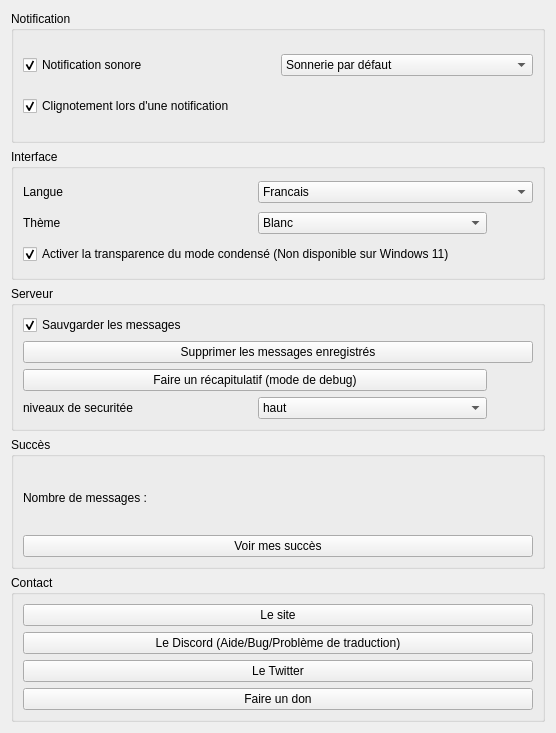
Before: the Qt Designer form serveur/parametre.ui in https-github-com-anantasystem/AnantaSystem, drawn with Qt 5.
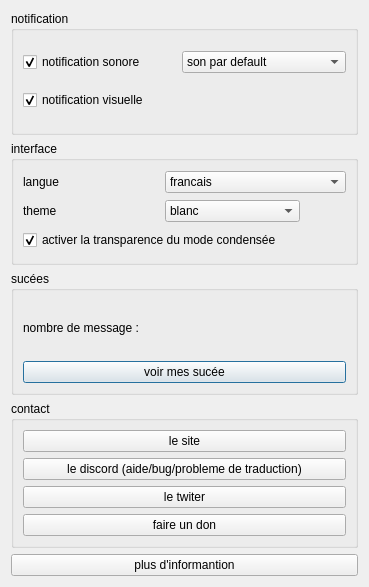
After: the same form once the commit is applied. Icons and pictures are not drawn.

Commit message:
rectification parametre
ajout de mor information.h/.cpp.ui
corexion bug parametre

Patch:
```diff
--- a/serveur/parametre.ui
+++ b/serveur/parametre.ui
@@ -6,8 +6,8 @@
    <rect>
     <x>0</x>
     <y>0</y>
-    <width>556</width>
-    <height>733</height>
+    <width>369</width>
+    <height>587</height>
    </rect>
   </property>
   <property name="windowTitle">
@@ -27,107 +27,90 @@
    <string/>
   </property>
   <layout class="QGridLayout" name="gridLayout">
+   <item row="0" column="0">
+    <widget class="QGroupBox" name="groupBox">
+     <property name="title">
+      <string>notification</string>
+     </property>
+     <layout class="QGridLayout" name="gridLayout_2">
+      <item row="1" column="0">
+       <widget class="QCheckBox" name="checkBox_2">
+        <property name="toolTip">
+         <string>permet de definire lactivation des notification visuelle</string>
+        </property>
+        <property name="whatsThis">
+         <string>permet de definire lactivation des notification visuelle</string>
+        </property>
+        <property name="accessibleDescription">
+         <string>permet de definire lactivation des notification visuelle</string>
+        </property>
+        <property name="text">
+         <string>notification visuelle</string>
+        </property>
+        <property name="checked">
+         <bool>true</bool>
+        </property>
+       </widget>
+      </item>
+      <item row="0" column="0">
+       <widget class="QCheckBox" name="checkBox">
+        <property name="toolTip">
+         <string>permet de definire lactivation des notification sonore</string>
+        </property>
+        <property name="accessibleDescription">
+         <string>permet de definire lactivation des notification sonore</string>
+        </property>
+        <property name="text">
+         <string>notification sonore</string>
+        </property>
+        <property name="checked">
+         <bool>true</bool>
+        </property>
+       </widget>
+      </item>
+      <item row="0" column="1">
+       <widget class="QComboBox" name="comboBox">
+        <item>
+         <property name="text">
+          <string>son par default</string>
+         </property>
+        </item>
+        <item>
+         <property name="text">
+          <string>blup blup</string>
+         </property>
+        </item>
+        <item>
+         <property name="text">
+          <string>selectioner une musique</string>
+         </property>
+        </item>
+       </widget>
+      </item>
+     </layout>
+    </widget>
+   </item>
    <item row="2" column="0">
-    <widget class="QGroupBox" name="groupBox_3">
+    <widget class="QGroupBox" name="groupBox_5">
      <property name="title">
-      <string>Serveur</string>
+      <string>sucées</string>
      </property>
-     <layout class="QGridLayout" name="gridLayout_4">
-      <item row="2" column="2">
-       <widget class="QPushButton" name="pushButton_5">
-        <property name="sizePolicy">
-         <sizepolicy hsizetype="Fixed" vsizetype="Fixed">
-          <horstretch>0</horstretch>
-          <verstretch>0</verstretch>
-         </sizepolicy>
-        </property>
+     <layout class="QGridLayout" name="gridLayout_6">
+      <item row="1" column="0">
+       <widget class="QPushButton" name="pushButton_3">
         <property name="text">
-         <string/>
+         <string>voir mes sucée</string>
         </property>
         <property name="icon">
          <iconset resource="resource.qrc">
           <normaloff>:/image/Blue_question_mark_icon.svg.png</normaloff>:/image/Blue_question_mark_icon.svg.png</iconset>
         </property>
-        <property name="flat">
-         <bool>true</bool>
-        </property>
        </widget>
       </item>
-      <item row="3" column="1">
-       <widget class="QComboBox" name="comboBox_4">
-        <item>
-         <property name="text">
-          <string>haut</string>
-         </property>
-        </item>
-        <item>
-         <property name="text">
-          <string>moyen</string>
-         </property>
-        </item>
-        <item>
-         <property name="text">
-          <string>bas</string>
-         </property>
-        </item>
-       </widget>
-      </item>
-      <item row="3" column="0">
-       <widget class="QLabel" name="label_4">
+      <item row="0" column="0">
+       <widget class="QLabel" name="label_3">
         <property name="text">
-         <string>niveaux de securitée</string>
-        </property>
-       </widget>
-      </item>
-      <item row="2" column="0" colspan="2">
-       <widget class="QPushButton" name="pushButton_4">
-        <property name="text">
-         <string>Faire un récapitulatif (mode de debug)</string>
-        </property>
-        <property name="icon">
-         <iconset resource="resource.qrc">
-          <normaloff>:/image/analyse.png</normaloff>:/image/analyse.png</iconset>
-        </property>
-       </widget>
-      </item>
-      <item row="1" column="0" colspan="3">
-       <widget class="QPushButton" name="deletbuton">
-        <property name="text">
-         <string>Supprimer les messages enregistrés</string>
-        </property>
-        <property name="icon">
-         <iconset>
-          <normaloff>:/image/suprimer.png</normaloff>:/image/suprimer.png</iconset>
-        </property>
-       </widget>
-      </item>
-      <item row="0" column="0" colspan="2">
-       <widget class="QCheckBox" name="checkBox_3">
-        <property name="text">
-         <string>Sauvgarder les messages</string>
-        </property>
-        <property name="checked">
-         <bool>true</bool>
-        </property>
-       </widget>
-      </item>
-      <item row="3" column="2">
-       <widget class="QPushButton" name="pushButton_6">
-        <property name="sizePolicy">
-         <sizepolicy hsizetype="Fixed" vsizetype="Fixed">
-          <horstretch>0</horstretch>
-          <verstretch>0</verstretch>
-         </sizepolicy>
-        </property>
-        <property name="text">
-         <string/>
-        </property>
-        <property name="icon">
-         <iconset resource="resource.qrc">
-          <normaloff>:/image/Blue_question_mark_icon.svg.png</normaloff>:/image/Blue_question_mark_icon.svg.png</iconset>
-        </property>
-        <property name="flat">
-         <bool>true</bool>
+         <string>nombre de message :</string>
         </property>
        </widget>
       </item>
@@ -137,14 +120,21 @@
    <item row="1" column="0">
     <widget class="QGroupBox" name="groupBox_2">
      <property name="title">
-      <string>Interface</string>
+      <string>interface</string>
      </property>
      <layout class="QGridLayout" name="gridLayout_3">
+      <item row="1" column="0">
+       <widget class="QLabel" name="label_2">
+        <property name="text">
+         <string>theme</string>
+        </property>
+       </widget>
+      </item>
       <item row="0" column="1" colspan="2">
        <widget class="QComboBox" name="comboBox_2">
         <item>
          <property name="text">
-          <string>Francais</string>
+          <string>francais</string>
          </property>
         </item>
         <item>
@@ -157,35 +147,17 @@
       <item row="0" column="0">
        <widget class="QLabel" name="label">
         <property name="text">
-         <string>Langue</string>
+         <string>langue</string>
         </property>
        </widget>
       </item>
-      <item row="2" column="2">
-       <widget class="QPushButton" name="pushButton_2">
-        <property name="sizePolicy">
-         <sizepolicy hsizetype="Fixed" vsizetype="Fixed">
-          <horstretch>0</horstretch>
-          <verstretch>0</verstretch>
-         </sizepolicy>
-        </property>
-        <property name="text">
-         <string/>
-        </property>
-        <property name="icon">
-         <iconset resource="resource.qrc">
-          <normaloff>:/image/Blue_question_mark_icon.svg.png</normaloff>:/image/Blue_question_mark_icon.svg.png</iconset>
-        </property>
-        <property name="flat">
-         <bool>true</bool>
-        </property>
-       </widget>
-      </item>
-      <item row="1" column="0">
-       <widget class="QLabel" name="label_2">
-        <property name="text">
-         <string>Thème</string>
-        </property>
+      <item row="1" column="1">
+       <widget class="QComboBox" name="setcollor">
+        <item>
+         <property name="text">
+          <string>blanc</string>
+         </property>
+        </item>
        </widget>
       </item>
       <item row="1" column="2">
@@ -208,24 +180,30 @@
         </property>
        </widget>
       </item>
-      <item row="1" column="1">
-       <widget class="QComboBox" name="comboBox_3">
-        <item>
-         <property name="text">
-          <string>Blanc</string>
-         </property>
-        </item>
-        <item>
-         <property name="text">
-          <string>Noir</string>
-         </property>
-        </item>
+      <item row="2" column="2">
+       <widget class="QPushButton" name="pushButton_2">
+        <property name="sizePolicy">
+         <sizepolicy hsizetype="Fixed" vsizetype="Fixed">
+          <horstretch>0</horstretch>
+          <verstretch>0</verstretch>
+         </sizepolicy>
+        </property>
+        <property name="text">
+         <string/>
+        </property>
+        <property name="icon">
+         <iconset resource="resource.qrc">
+          <normaloff>:/image/Blue_question_mark_icon.svg.png</normaloff>:/image/Blue_question_mark_icon.svg.png</iconset>
+        </property>
+        <property name="flat">
+         <bool>true</bool>
+        </property>
        </widget>
       </item>
       <item row="2" column="0" colspan="2">
        <widget class="QCheckBox" name="checkboxmodecondensee">
         <property name="text">
-         <string>Activer la transparence du mode condensé (Non disponible sur Windows 11)</string>
+         <string>activer la transparence du mode condensée</string>
         </property>
         <property name="checked">
          <bool>true</bool>
@@ -238,13 +216,13 @@
    <item row="4" column="0">
     <widget class="QGroupBox" name="groupBox_4">
      <property name="title">
-      <string>Contact</string>
+      <string>contact</string>
      </property>
      <layout class="QGridLayout" name="gridLayout_5">
       <item row="0" column="0">
        <widget class="QPushButton" name="site">
         <property name="text">
-         <string>Le site</string>
+         <string>le site</string>
         </property>
         <property name="icon">
          <iconset resource="resource.qrc">
@@ -255,7 +233,7 @@
       <item row="1" column="0">
        <widget class="QPushButton" name="discord">
         <property name="text">
-         <string>Le Discord (Aide/Bug/Problème de traduction)</string>
+         <string>le discord (aide/bug/probleme de traduction)</string>
         </property>
         <property name="icon">
          <iconset resource="resource.qrc">
@@ -266,7 +244,7 @@
       <item row="2" column="0">
        <widget class="QPushButton" name="tweter">
         <property name="text">
-         <string>Le Twitter</string>
+         <string>le twiter</string>
         </property>
         <property name="icon">
          <iconset resource="resource.qrc">
@@ -277,7 +255,7 @@
       <item row="3" column="0">
        <widget class="QPushButton" name="don">
         <property name="text">
-         <string>Faire un don</string>
+         <string>faire un don</string>
         </property>
         <property name="icon">
          <iconset resource="resource.qrc">
@@ -288,94 +266,11 @@
      </layout>
     </widget>
    </item>
-   <item row="0" column="0">
-    <widget class="QGroupBox" name="groupBox">
-     <property name="title">
-      <string>Notification</string>
+   <item row="5" column="0">
+    <widget class="QPushButton" name="pushButton_4">
+     <property name="text">
+      <string>plus d'informantion</string>
      </property>
-     <layout class="QGridLayout" name="gridLayout_2">
-      <item row="0" column="0">
-       <widget class="QCheckBox" name="checkBox">
-        <property name="toolTip">
-         <string>permet de definire lactivation des notification sonore</string>
-        </property>
-        <property name="accessibleDescription">
-         <string>permet de definire lactivation des notification sonore</string>
-        </property>
-        <property name="text">
-         <string>Notification sonore</string>
-        </property>
-        <property name="checked">
-         <bool>true</bool>
-        </property>
-       </widget>
-      </item>
-      <item row="0" column="1">
-       <widget class="QComboBox" name="comboBox">
-        <item>
-         <property name="text">
-          <string>Sonnerie par défaut</string>
-         </property>
-        </item>
-        <item>
-         <property name="text">
-          <string>Blup Blup</string>
-         </property>
-        </item>
-        <item>
-         <property name="text">
-          <string>Personnaliser</string>
-         </property>
-        </item>
-       </widget>
-      </item>
-      <item row="1" column="0" colspan="2">
-       <widget class="QCheckBox" name="checkBox_2">
-        <property name="toolTip">
-         <string>permet de definire lactivation des notification visuelle</string>
-        </property>
-        <property name="whatsThis">
-         <string>permet de definire lactivation des notification visuelle</string>
-        </property>
-        <property name="accessibleDescription">
-         <string>permet de definire lactivation des notification visuelle</string>
-        </property>
-        <property name="text">
-         <string>Clignotement lors d'une notification</string>
-        </property>
-        <property name="checked">
-         <bool>true</bool>
-        </property>
-       </widget>
-      </item>
-     </layout>
-    </widget>
-   </item>
-   <item row="3" column="0">
-    <widget class="QGroupBox" name="groupBox_5">
-     <property name="title">
-      <string>Succès</string>
-     </property>
-     <layout class="QGridLayout" name="gridLayout_6">
-      <item row="1" column="0">
-       <widget class="QPushButton" name="pushButton_3">
-        <property name="text">
-         <string>Voir mes succès</string>
-        </property>
-        <property name="icon">
-         <iconset>
-          <normaloff>:/image/success.png</normaloff>:/image/success.png</iconset>
-        </property>
-       </widget>
-      </item>
-      <item row="0" column="0">
-       <widget class="QLabel" name="label_3">
-        <property name="text">
-         <string>Nombre de messages :</string>
-        </property>
-       </widget>
-      </item>
-     </layout>
     </widget>
    </item>
   </layout>
```
Left out of the diff: 4 changed lines with no effect on the pictures. The commit also changes 9 other files.
